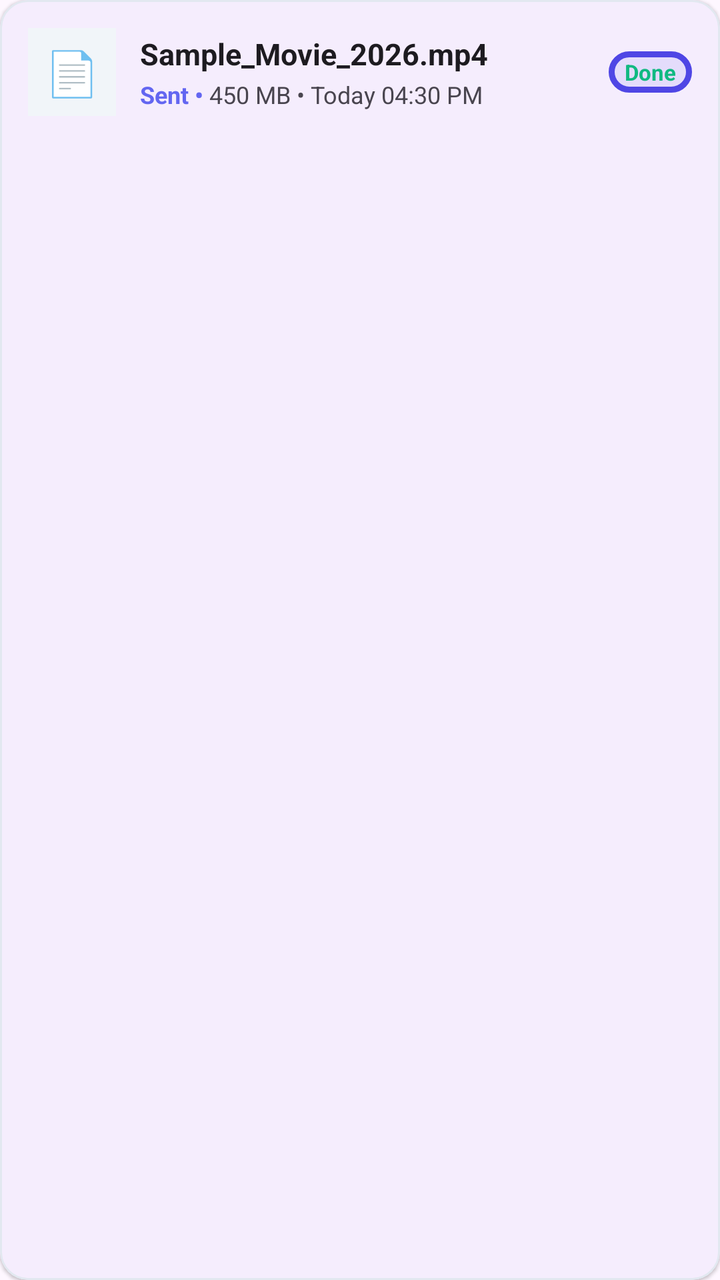
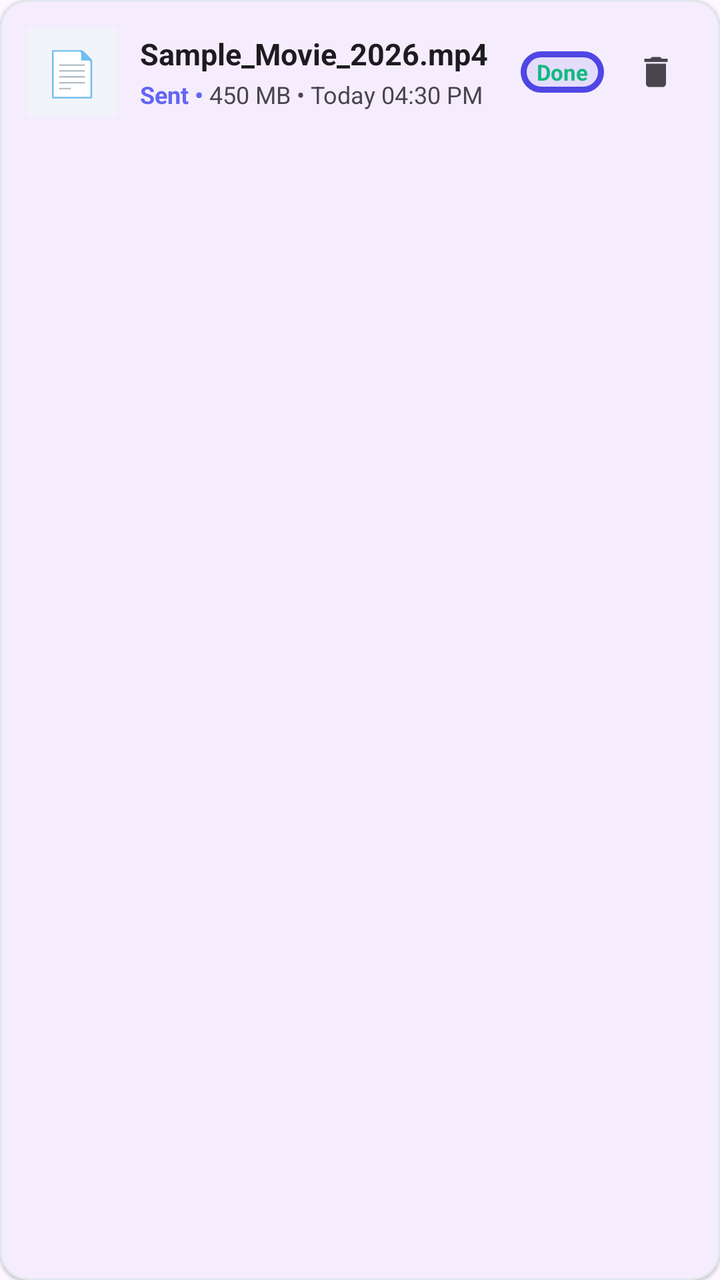

Before-and-after screenshots of an Android layout around one commit, followed by the original layout XML and the change that was made.
<!-- AndroidManifest.xml: application theme Theme.Anyshare -->
<!-- res/layout/item_history.xml -->
<?xml version="1.0" encoding="utf-8"?>
<com.google.android.material.card.MaterialCardView xmlns:android="http://schemas.android.com/apk/res/android"
    xmlns:app="http://schemas.android.com/apk/res-auto"
    xmlns:tools="http://schemas.android.com/tools"
    android:layout_width="match_parent"
    android:layout_height="wrap_content"
    android:layout_marginStart="16dp"
    android:layout_marginTop="8dp"
    android:layout_marginEnd="16dp"
    android:layout_marginBottom="4dp"
    app:cardCornerRadius="14dp"
    app:cardElevation="1dp"
    app:strokeWidth="1dp"
    app:strokeColor="#E2E8F0">

    <LinearLayout
        android:layout_width="match_parent"
        android:layout_height="wrap_content"
        android:gravity="center_vertical"
        android:orientation="horizontal"
        android:padding="14dp">

        
        <TextView
            android:id="@+id/tvItemIcon"
            android:layout_width="44dp"
            android:layout_height="44dp"
            android:background="#F1F5F9"
            android:gravity="center"
            android:text="📄"
            android:textSize="22sp" />

        
        <LinearLayout
            android:layout_width="0dp"
            android:layout_height="wrap_content"
            android:layout_marginStart="12dp"
            android:layout_weight="1"
            android:orientation="vertical">

            <TextView
                android:id="@+id/tvItemFileName"
                android:layout_width="match_parent"
                android:layout_height="wrap_content"
                android:ellipsize="middle"
                android:singleLine="true"
                android:text="Sample_Movie_2026.mp4"
                android:textColor="?android:textColorPrimary"
                android:textSize="15sp"
                android:textStyle="bold" />

            <LinearLayout
                android:layout_width="match_parent"
                android:layout_height="wrap_content"
                android:layout_marginTop="2dp"
                android:orientation="horizontal">

                <TextView
                    android:id="@+id/tvItemDirection"
                    android:layout_width="wrap_content"
                    android:layout_height="wrap_content"
                    android:text="Sent • "
                    android:textColor="@color/accent_send"
                    android:textSize="12sp"
                    android:textStyle="bold" />

                <TextView
                    android:id="@+id/tvItemDetails"
                    android:layout_width="wrap_content"
                    android:layout_height="wrap_content"
                    android:text="450 MB • Today 04:30 PM"
                    android:textColor="?android:textColorSecondary"
                    android:textSize="12sp" />
            </LinearLayout>
        </LinearLayout>

        
        <TextView
            android:id="@+id/tvItemStatus"
            android:layout_width="wrap_content"
            android:layout_height="wrap_content"
            android:background="@drawable/bg_scanner_reticle"
            android:paddingStart="8dp"
            android:paddingTop="3dp"
            android:paddingEnd="8dp"
            android:paddingBottom="3dp"
            android:text="Done"
            android:textColor="@color/accent_receive"
            android:textSize="11sp"
            android:textStyle="bold" />

    </LinearLayout>

</com.google.android.material.card.MaterialCardView>
<!-- resources referenced by this layout -->
<resources>
  <color name="accent_receive">#10B981</color>
  <color name="accent_send">#6366F1</color>
  <!-- drawable bg_scanner_reticle (drawable) -->
  <?xml version="1.0" encoding="utf-8"?>
  <shape xmlns:android="http://schemas.android.com/apk/res/android"
      android:shape="rectangle">
      <corners android:radius="24dp" />
      <stroke
          android:width="3dp"
          android:color="#4F46E5" />
      <solid android:color="#1A4F46E5" />
  </shape>
  <style name="Theme.Anyshare" parent="Base.Theme.Anyshare" />
  <style name="Base.Theme.Anyshare" parent="Theme.Material3.DayNight.NoActionBar">
          <item name="colorPrimary">@color/primary</item>
          <item name="colorOnPrimary">@color/on_primary</item>
          <item name="colorSecondary">@color/secondary</item>
          <item name="colorOnSecondary">@color/on_secondary</item>
          <item name="android:statusBarColor">@android:color/transparent</item>
          <item name="android:navigationBarColor">@android:color/transparent</item>
          <item name="android:windowLightStatusBar">true</item>
          <item name="android:windowAnimationStyle">@style/AnyshareWindowAnimation</item>
      </style>
  <color name="primary">#4F46E5</color>
  <color name="on_primary">#FFFFFF</color>
  <color name="secondary">#06B6D4</color>
  <color name="on_secondary">#FFFFFF</color>
  <style name="AnyshareWindowAnimation" parent="@android:style/Animation.Activity">
          <item name="android:activityOpenEnterAnimation">@anim/fade_in_tab</item>
          <item name="android:activityOpenExitAnimation">@anim/fade_out_tab</item>
          <item name="android:activityCloseEnterAnimation">@anim/fade_in_tab</item>
          <item name="android:activityCloseExitAnimation">@anim/fade_out_tab</item>
      </style>
</resources>

<!-- the commit's change to res/layout/item_history.xml (unified diff, before → after) -->
@@ -89,6 +89,17 @@
             android:textSize="11sp"
             android:textStyle="bold" />
 
+        
+        <ImageButton
+            android:id="@+id/btnDeleteItem"
+            android:layout_width="36dp"
+            android:layout_height="36dp"
+            android:layout_marginStart="8dp"
+            android:background="?attr/selectableItemBackgroundBorderless"
+            android:contentDescription="Delete record"
+            android:src="@drawable/ic_delete"
+            app:tint="?android:textColorSecondary" />
+
     </LinearLayout>
 
 </com.google.android.material.card.MaterialCardView>
<!-- resource entries referenced after the edit -->
@@ -12,6 +12,17 @@
           android:color="#4F46E5" />
       <solid android:color="#1A4F46E5" />
   </shape>
+  <!-- drawable ic_delete (drawable) -->
+  <vector xmlns:android="http://schemas.android.com/apk/res/android"
+      android:width="20dp"
+      android:height="20dp"
+      android:viewportWidth="24"
+      android:viewportHeight="24">
+      
+      <path
+          android:fillColor="#FFFFFFFF"
+          android:pathData="M6,19c0,1.1 0.9,2 2,2h8c1.1,0 2,-0.9 2,-2V7H6v12zM19,4h-3.5l-1,-1h-5l-1,1H5v2h14V4z" />
+  </vector>
   <style name="Theme.Anyshare" parent="Base.Theme.Anyshare" />
   <style name="Base.Theme.Anyshare" parent="Theme.Material3.DayNight.NoActionBar">
           <item name="colorPrimary">@color/primary</item>
